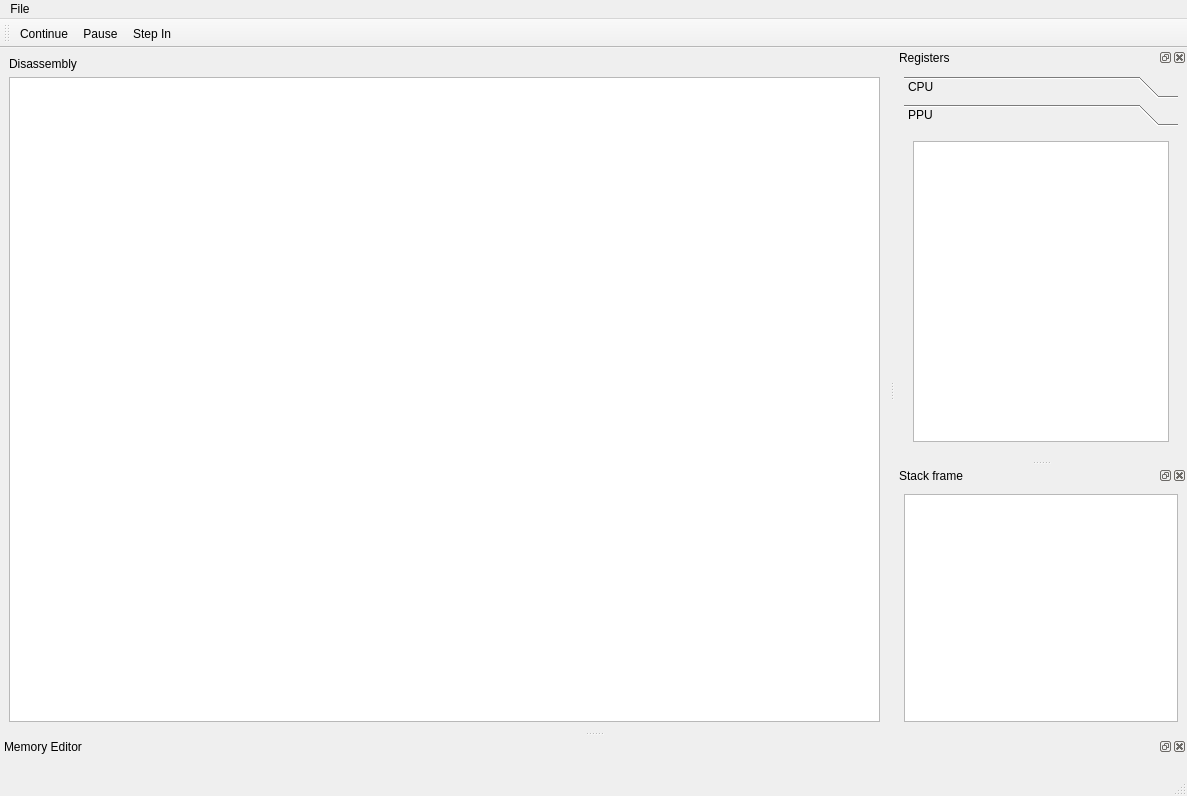
First picture: the form in srcs/ui/debugger/Debugger.ui, repository noctuelles/gbemu, before the edit.
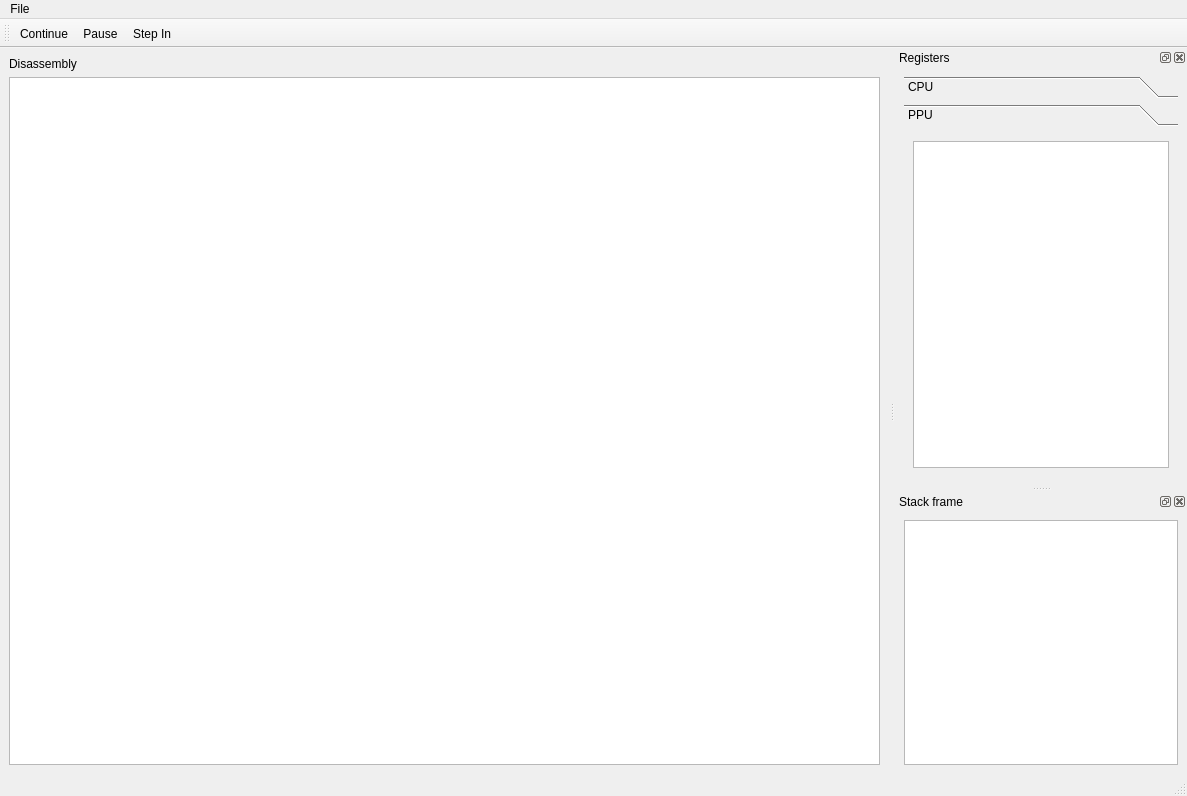
Second picture: the form after the edit. The open tabs and pages were chosen to show the change. Icons and pictures are not drawn. Custom widgets are drawn as their Qt base class.

Diff of the .ui file:
```diff
--- a/srcs/ui/debugger/Debugger.ui
+++ b/srcs/ui/debugger/Debugger.ui
@@ -207,8 +207,8 @@
          <rect>
           <x>0</x>
           <y>0</y>
-          <width>98</width>
-          <height>88</height>
+          <width>274</width>
+          <height>335</height>
          </rect>
         </property>
         <attribute name="label">
@@ -260,17 +260,6 @@
     </layout>
    </widget>
   </widget>
-  <widget class="QDockWidget" name="dockMemoryEditor">
-   <property name="windowTitle">
-    <string>Memory Editor</string>
-   </property>
-   <attribute name="dockWidgetArea">
-    <number>8</number>
-   </attribute>
-   <widget class="QWidget" name="dockWidgetContents_8">
-    <layout class="QGridLayout" name="gridLayout"/>
-   </widget>
-  </widget>
   <action name="actionContinue">
    <property name="icon">
     <iconset>
```
Left out of the diff: 8 changed lines with no effect on the pictures.
